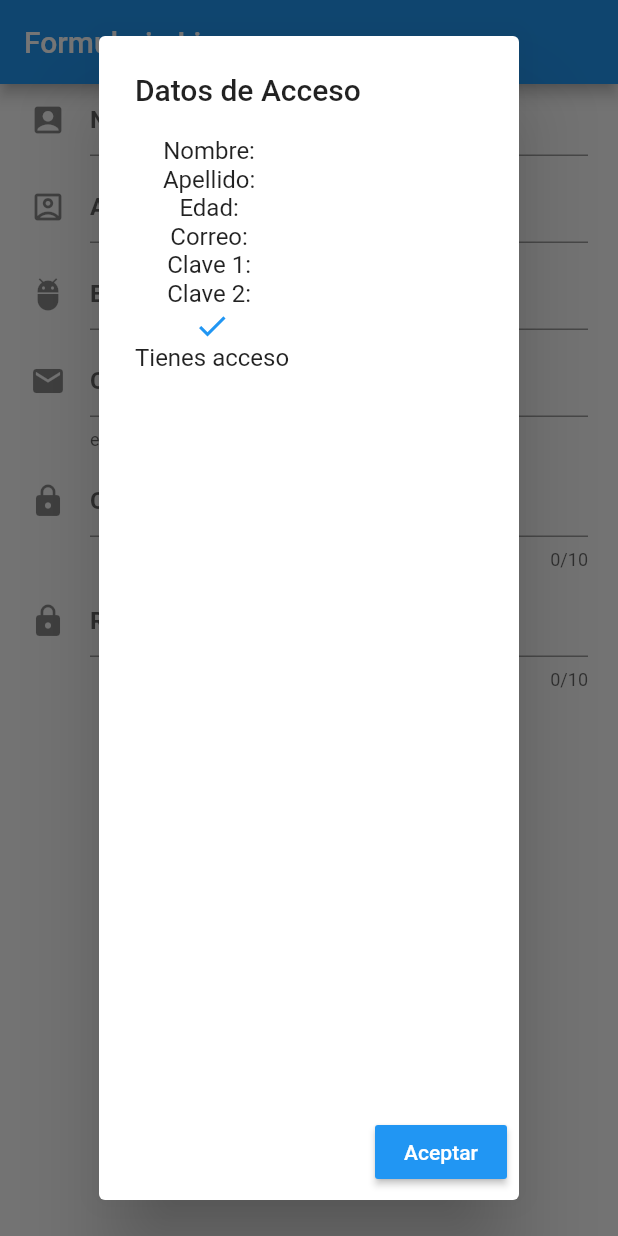
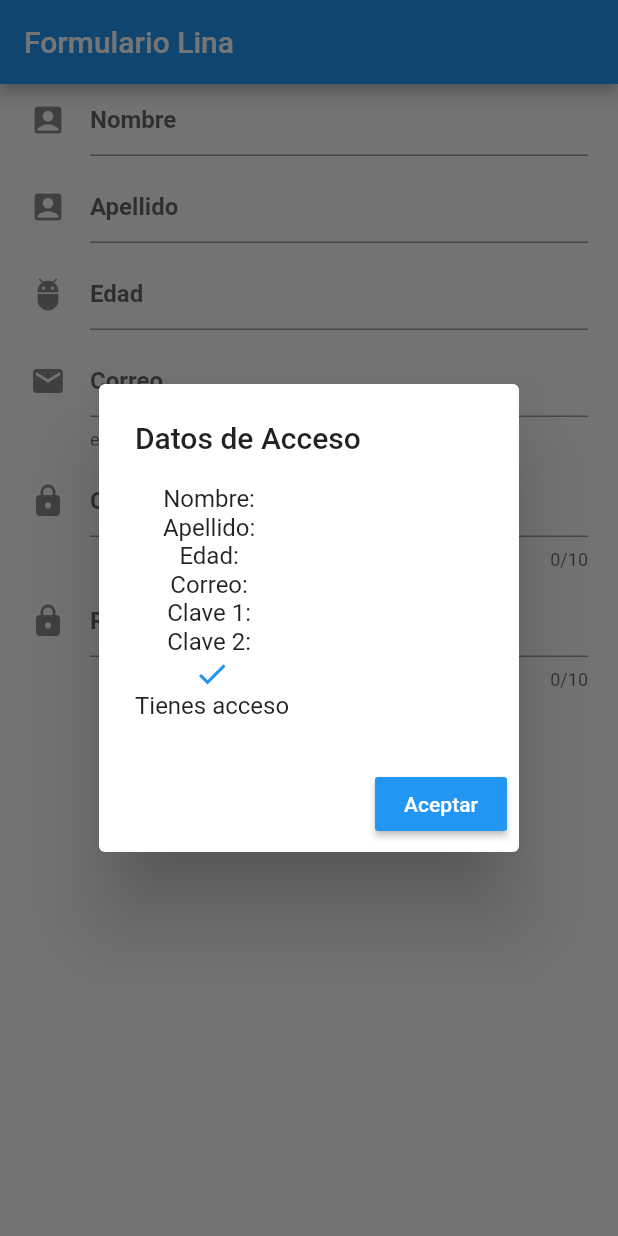
Before and after one commit to klauscj1/capacitacion_icreativa_flutter, a Flutter app: the FormularioLina screen opened directly, after a tap on "GUARDAR DATOS", on a phone screen of 412 x 824 dp. Run offline on Flutter 3.47's test engine with Material 2 defaults, Android fonts, the phone set to English and light mode, and no system bars; our stand-ins replace email_validator, math_expressions, rxdart; missing offline and left inert: frino_icons.

Commit message:
issues correct

```diff
--- a/lib/ui/pages/formulario_lina.dart
+++ b/lib/ui/pages/formulario_lina.dart
@@ -46,8 +46,7 @@ class _FormularioLinaState extends State<FormularioLina> {
                   controller: _apellidoController,
                   keyboardType: TextInputType.text,
                   decoration: InputDecoration(
-                      hintText: 'Apellido',
-                      icon: Icon(Icons.account_box_outlined)),
+                      hintText: 'Apellido', icon: Icon(Icons.account_box)),
                   style: TextStyle(fontWeight: FontWeight.bold),
                   onChanged: (value) {
                     print(value);
@@ -122,6 +121,7 @@ class _FormularioLinaState extends State<FormularioLina> {
                               content: Row(
                                 children: [
                                   Column(
+                                    mainAxisSize: MainAxisSize.min,
                                     children: [
                                       Text('Nombre: ${_nombreController.text}'),
                                       //SizedBox(width: 20),
@@ -167,6 +167,7 @@ class _FormularioLinaState extends State<FormularioLina> {
                               content: Row(
                                 children: [
                                   Column(
+                                    mainAxisSize: MainAxisSize.min,
                                     children: [
                                       Icon(
                                         Icons.close,
--- a/pubspec.yaml
+++ b/pubspec.yaml
@@ -29,10 +29,8 @@ dependencies:
   cupertino_icons: ^0.1.3
   math_expressions: ^2.0.1
   rxdart: ^0.24.1
-  email_validator: '^1.0.5'
+  email_validator: "^1.0.5"
   frino_icons: ^1.0.1
-
-
 
 dev_dependencies:
   flutter_test:
```
Also changed, not shown: lib/ui/pages/formulario_jorge.dart (+2 -17 lines), pubspec.lock.
